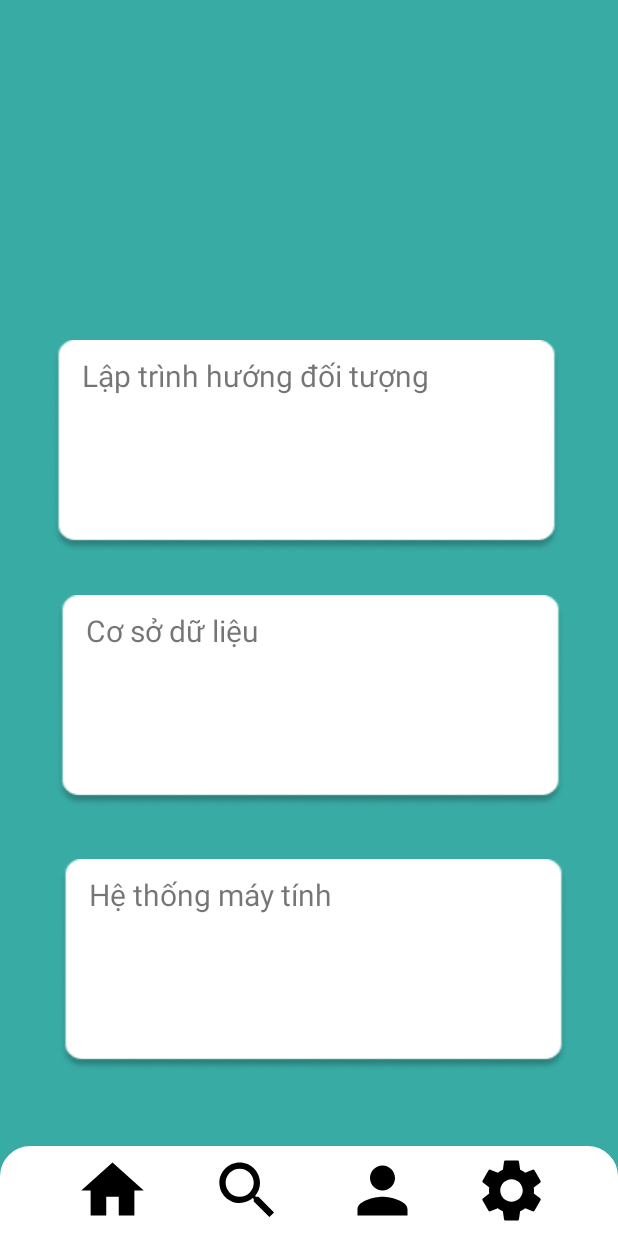
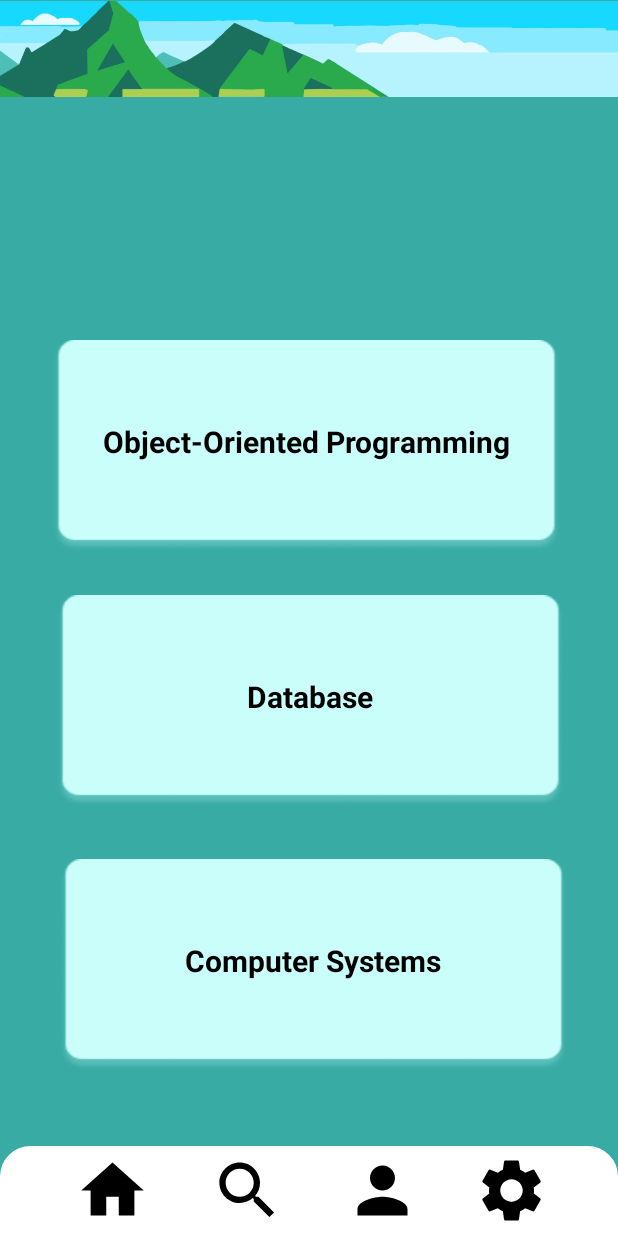
Before and after one commit to bqtruong2000/Whizz, an Android app: the layout activity_home.xml on its own in the app's theme, with its tools: preview values and no code run, on a phone screen of 412 x 824 dp. Run offline under Robolectric (Android 15) with nearby library versions, the phone set to English and light mode, and no system bars.

Commit message:
Add HomeActivity, changes navbar colors, create func navigate to HomeActivity from MainActivity, ...

```diff
--- a/app/src/main/AndroidManifest.xml
+++ b/app/src/main/AndroidManifest.xml
@@ -12,6 +12,9 @@
         android:theme="@style/Theme.Whizz"
         tools:targetApi="31">
         <activity
+            android:name=".HomeActivity"
+            android:exported="false" />
+        <activity
             android:name=".MainActivity"
             android:exported="true">
             <intent-filter>
--- a/app/src/main/res/layout/activity_home.xml
+++ b/app/src/main/res/layout/activity_home.xml
@@ -4,7 +4,15 @@
     xmlns:tools="http://schemas.android.com/tools"
     android:layout_width="match_parent"
     android:layout_height="match_parent"
-    android:background="#38ABA4">
+    android:background="#38ABA4"
+    tools:context=".HomeActivity">
+
+    <ImageView
+        android:id="@+id/imageView"
+        android:layout_width="wrap_content"
+        android:layout_height="65dp"
+        app:srcCompat="@drawable/home_island"
+        android:layout_alignParentTop="true"/>
 
     <ImageView
         android:id="@+id/imageView2"
@@ -15,7 +23,9 @@
         app:srcCompat="@drawable/rounded_corner" />
 
 
+
     <LinearLayout
+
         android:layout_width="wrap_content"
         android:layout_height="wrap_content"
         android:layout_alignParentStart="true"
@@ -26,6 +36,8 @@
         android:layout_marginEnd="50dp"
         android:layout_marginBottom="5dp"
         android:orientation="horizontal">
+
+
 
         <ImageButton
             android:id="@+id/home"
@@ -72,10 +84,14 @@
         android:layout_marginEnd="38dp"
         android:layout_marginBottom="396dp"
         android:background="@drawable/whiterectangle"
-        android:paddingLeft="20dp"
-        android:paddingTop="10dp"
-        android:text="Lập trình hướng đối tượng"
-        android:textSize="20dp" />
+        android:text="Object-Oriented Programming"
+        android:backgroundTint="#C9FEFB"
+        android:gravity="center"
+        android:textAlignment="center"
+        android:textSize="20dp"
+        android:textColor="@color/black"
+        android:textStyle="bold"
+        android:paddingBottom="5dp"/>
 
     <TextView
         android:id="@+id/textView"
@@ -87,10 +103,15 @@
         android:layout_marginEnd="35dp"
         android:layout_marginBottom="226dp"
         android:background="@drawable/whiterectangle"
-        android:paddingLeft="20dp"
-        android:paddingTop="10dp"
-        android:text="Cơ sở dữ liệu"
-        android:textSize="20dp" />
+        android:gravity="center"
+        android:text="Database"
+        android:textAlignment="center"
+        android:textColor="@color/black"
+        android:textSize="20dp"
+        android:textStyle="bold"
+        android:paddingBottom="5dp"
+        android:backgroundTint="#C9FEFB"
+        />
 
     <TextView
         android:id="@+id/textView2"
@@ -102,9 +123,16 @@
         android:layout_marginEnd="33dp"
         android:layout_marginBottom="50dp"
         android:background="@drawable/whiterectangle"
-        android:paddingLeft="20dp"
-        android:paddingTop="10dp"
-        android:text="Hệ thống máy tính"
-        android:textSize="20dp" />
+        android:gravity="center"
+        android:textAlignment="center"
+        android:text="Computer Systems"
+        android:textSize="20dp"
+        android:textColor="@color/black"
+        android:textStyle="bold"
+        android:paddingBottom="5dp"
+        android:backgroundTint="#C9FEFB"
+        />
+
+
 
 </RelativeLayout>
--- a/app/src/main/res/layout/activity_main.xml
+++ b/app/src/main/res/layout/activity_main.xml
@@ -22,11 +22,11 @@
             android:layout_marginTop="490dp"
             android:layout_marginLeft="140dp"
             android:textSize="25dp"
-
+            android:textAlignment="center"
             />
 
         <EditText
-            android:id="@+id/editTextTextPersonName"
+            android:id="@+id/placeHolder"
             android:layout_width="260dp"
             android:layout_height="wrap_content"
             android:inputType="textPersonName"
@@ -36,7 +36,6 @@
             android:layout_marginTop="550dp"
             android:layout_marginLeft="-200dp"
             android:textAlignment="center"
-
             />
 
     </LinearLayout>
--- a/app/src/main/res/values/themes.xml
+++ b/app/src/main/res/values/themes.xml
@@ -2,8 +2,8 @@
     <!-- Base application theme. -->
     <style name="Theme.Whizz" parent="Theme.MaterialComponents.DayNight.DarkActionBar">
         <!-- Primary brand color. -->
-        <item name="colorPrimary">@color/purple_500</item>
-        <item name="colorPrimaryVariant">@color/purple_700</item>
+        <item name="colorPrimary">@color/black</item>
+        <item name="colorPrimaryVariant">@color/black</item>
         <item name="colorOnPrimary">@color/white</item>
         <!-- Secondary brand color. -->
         <item name="colorSecondary">@color/teal_200</item>
```
Also changed, not shown: app/src/main/java/com/quizchic/whizz/HomeActivity.java (added, +14 -0 lines), app/src/main/java/com/quizchic/whizz/MainActivity.java (+27 -0 lines), app/src/main/res/drawable/home_island.png (added).
